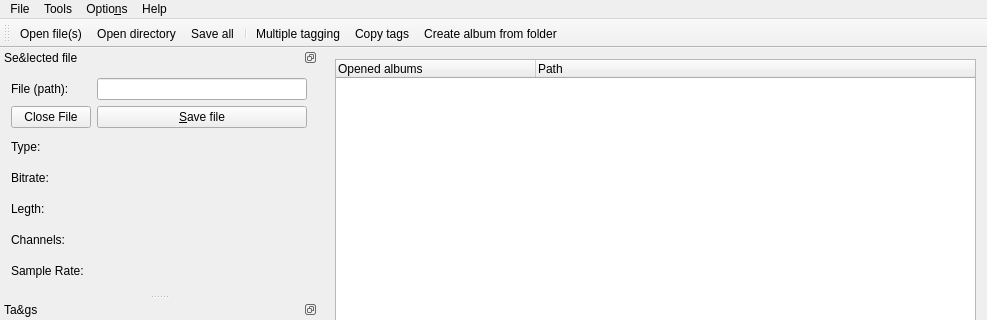
Old version of the form src/mainwindow.ui in the repository amethystant/Qtag; both pictures show x 0 to 987 and y 0 to 320 of the 987 by 643 pixel window.
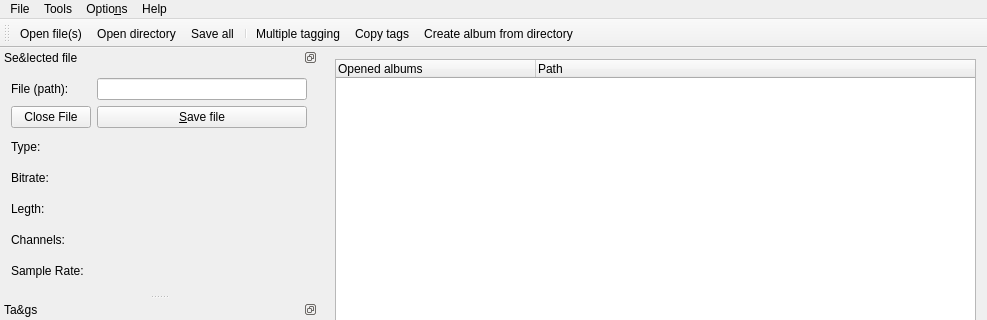
New version of the form. Icons and pictures are not drawn.

Commit message: Action "Create album from folder" renamed to "Create album from directory"

What changed in the file:
```diff
--- a/src/mainwindow.ui
+++ b/src/mainwindow.ui
@@ -79,7 +79,7 @@
     </property>
     <addaction name="actionMultipleTagging"/>
     <addaction name="actionCopy_tags"/>
-    <addaction name="actionCreate_album_from_folder"/>
+    <addaction name="actionCreateAlbumFromDirectory"/>
    </widget>
    <widget class="QMenu" name="menuHelp">
     <property name="title">
@@ -117,7 +117,7 @@
    <addaction name="separator"/>
    <addaction name="actionMultipleTagging"/>
    <addaction name="actionCopy_tags"/>
-   <addaction name="actionCreate_album_from_folder"/>
+   <addaction name="actionCreateAlbumFromDirectory"/>
   </widget>
   <widget class="QStatusBar" name="statusBar"/>
   <widget class="QDockWidget" name="dockWidget_file">
@@ -330,9 +330,9 @@
     <string>Ctrl+C</string>
    </property>
   </action>
-  <action name="actionCreate_album_from_folder">
+  <action name="actionCreateAlbumFromDirectory">
    <property name="text">
-    <string>Create album &amp;from folder...</string>
+    <string>Create album from directory...</string>
    </property>
    <property name="shortcut">
     <string>Ctrl+N</string>
```
The commit also changes 2 other files.
